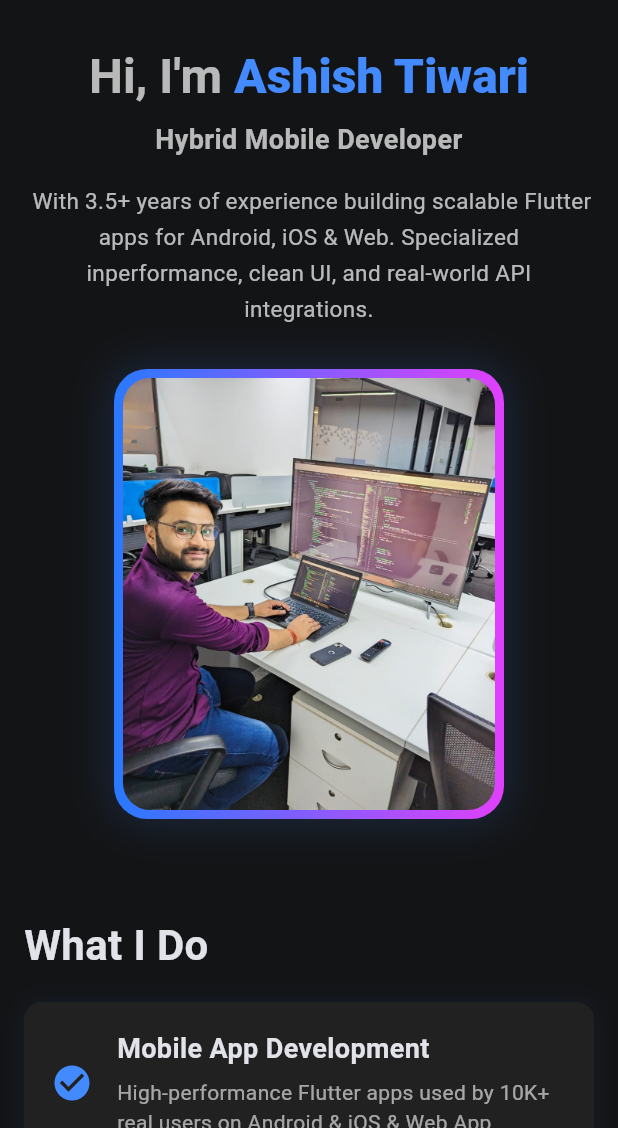
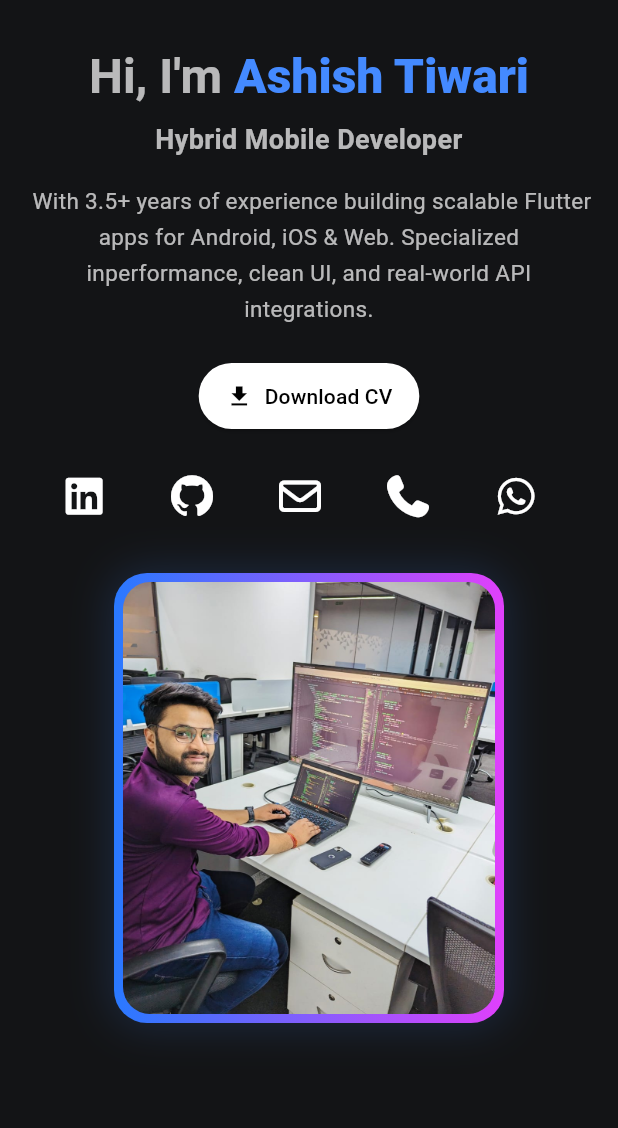
Before and after one commit to Aashishtiwaricse/myportfolio, a Flutter app: the screen it shows after launch, on a phone screen of 412 x 824 dp, the part 108-1236 px from its top. Run offline on Flutter 3.47's test engine with Material 3 defaults, Android fonts, the phone set to English and light mode, and no system bars; our stand-ins replace font_awesome_flutter, visibility_detector; missing offline and left inert: dart:html; Roboto replaces fonts that are missing (Montserrat).

```diff
--- a/lib/Screens/Portfolio/portfolio.dart
+++ b/lib/Screens/Portfolio/portfolio.dart
@@ -7,6 +7,7 @@ import 'package:font_awesome_flutter/font_awesome_flutter.dart';
 import 'package:url_launcher/url_launcher.dart';
 import 'dart:ui';
 import 'package:visibility_detector/visibility_detector.dart';
+import 'dart:html' as html;
 
 import '../../models/projectsModel.dart';
 
@@ -264,6 +265,50 @@ class _PortfolioHomeState extends State<PortfolioHome>
               height: 1.6,
               color: Colors.white70,
             ),
+          ),
+          const SizedBox(height: 22),
+          ElevatedButton.icon(
+  onPressed: () {
+    html.AnchorElement(
+      href: 'assets/Ashish_Tiwari_Flutter_Developer.pdf',
+    )
+      ..setAttribute(
+        'download',
+        'Ashish_Tiwari_Flutter_Developer_CV.pdf',
+      )
+      ..click();
+  },
+  icon: const Icon(Icons.download, color: Colors.black),
+  label: const Text(
+    "Download CV",
+    style: TextStyle(color: Colors.black),
+  ),
+  style: ElevatedButton.styleFrom(
+    backgroundColor: Colors.white,
+    padding: EdgeInsets.symmetric(
+      horizontal: isMobile ? 18 : 22,
+      vertical: 12,
+    ),
+    shape: RoundedRectangleBorder(
+      borderRadius: BorderRadius.circular(30),
+    ),
+  ),
+),
+          const SizedBox(height: 18),
+          Wrap(
+            spacing: 12,
+            children: [
+              socialIcon(FontAwesomeIcons.linkedin,
+                  "https://www.linkedin.com/in/ashish-tiwari-2a4a7018b/"),
+              socialIcon(FontAwesomeIcons.github, "https://github.com/"),
+              socialIcon(FontAwesomeIcons.envelope,
+                  "mailto:aashishtiwari.cse@gmail.com"),
+              socialIcon(FontAwesomeIcons.phone, "tel:+918210297808"),
+              socialIcon(
+                FontAwesomeIcons.whatsapp,
+                "https://wa.me/918210297808",
+              ),
+            ],
           ),
         ],
       ),
@@ -775,7 +820,8 @@ class _PortfolioHomeState extends State<PortfolioHome>
 
   // ---------------- TESTIMONIALS & BLOGS ----------------
   Widget testimonialsPlaceholder() {
-    return const Text("“Worked with startups & enterprise clients (details on request)”",
+    return const Text(
+        "“Worked with startups & enterprise clients (details on request)”",
         style: TextStyle(color: Colors.white54));
   }
 
--- a/pubspec.yaml
+++ b/pubspec.yaml
@@ -52,3 +52,4 @@ flutter:
     - assets/mart.jpeg
     - assets/mart2.jpeg
     - assets/mart1.jpeg
+    - assets/Ashish_Tiwari_Flutter_Developer.pdf
```
Also changed, not shown: 1 other file.
